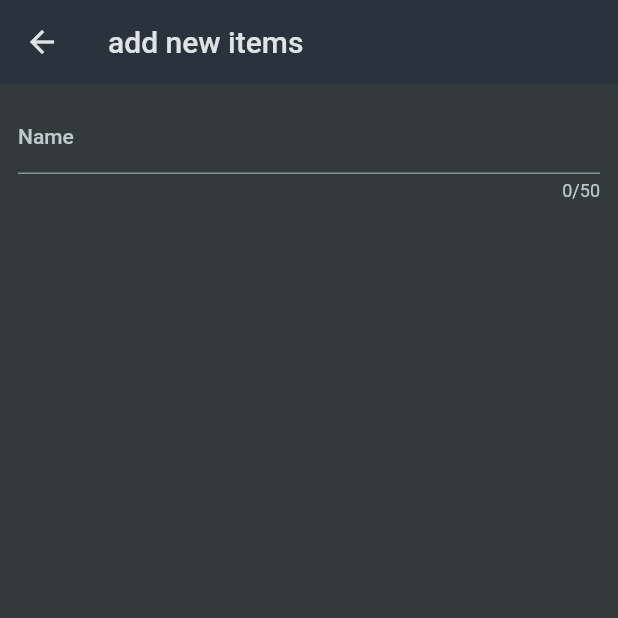
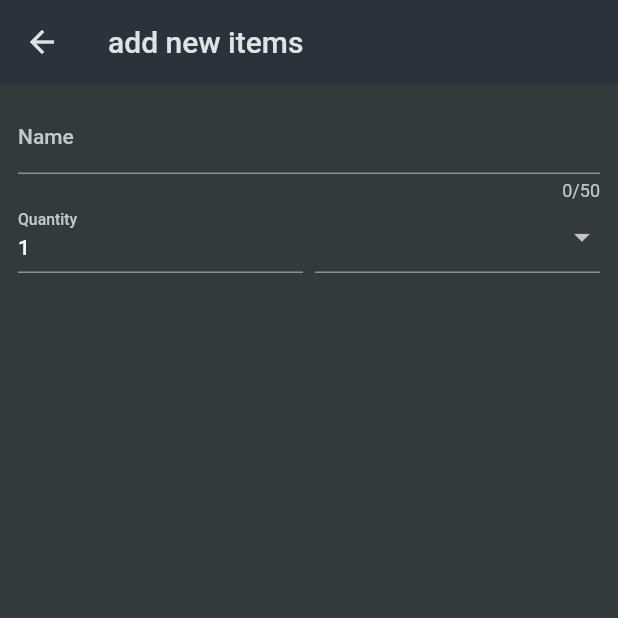
Before and after one commit to Angel-dash/Shoppe, a Flutter app: the NewItem screen opened directly, on a phone screen of 412 x 824 dp, the top half of it. Run offline on Flutter 3.47's test engine with Material 2 defaults, Android fonts, the phone set to English and light mode, and no system bars.

Commit message:
Drop down menu to add items

```diff
--- a/lib/widgets/new_item.dart
+++ b/lib/widgets/new_item.dart
@@ -1,4 +1,5 @@
 import 'package:flutter/material.dart';
+import 'package:shopping_list/data/categories.dart';
 
 class NewItem extends StatefulWidget {
   const NewItem({super.key});
@@ -28,6 +29,45 @@ class _NewItemState extends State<NewItem> {
                   return 'Demo...';
                 },
               ),
+              Row(
+                crossAxisAlignment: CrossAxisAlignment.end,
+                children: [
+                  Expanded(
+                    child: TextFormField(
+                        decoration: const InputDecoration(
+                          label: Text("Quantity"),
+                        ),
+                        initialValue: '1'),
+                  ),
+                  const SizedBox(
+                    width: 8,
+                  ),
+                  Expanded(
+                    child: DropdownButtonFormField(
+                      items: [
+                        for (final category in categories.entries)
+                          DropdownMenuItem(
+                            value: category.value,
+                            child: Row(
+                              children: [
+                                Container(
+                                  width: 16,
+                                  height: 16,
+                                  color: category.value.color,
+                                ),
+                                const SizedBox(
+                                  width: 6,
+                                ),
+                                Text(category.value.title),
+                              ],
+                            ),
+                          ),
+                      ],
+                      onChanged: (value) {},
+                    ),
+                  )
+                ],
+              )
             ],
           ),
         ), //hold the forum
```
